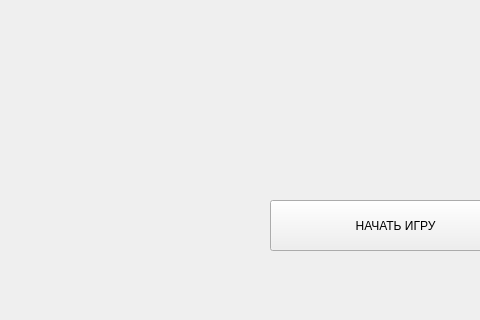
The window that Main.ui (DuaBerV/EchkerpFromKarpov) describes before a commit, drawn with Qt 5; both pictures show x 0 to 480 and y 280 to 600 of the 800 by 600 pixel window.
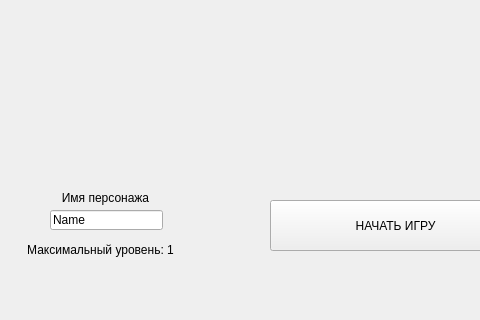
The same window after the commit. Icons and pictures are not drawn.

What changed in the file:
```diff
--- a/Main.ui
+++ b/Main.ui
@@ -72,6 +72,45 @@
      <string>&lt;html&gt;&lt;head/&gt;&lt;body&gt;&lt;p align=&quot;center&quot;&gt;Уровень&lt;/p&gt;&lt;/body&gt;&lt;/html&gt;</string>
     </property>
    </widget>
+   <widget class="QLineEdit" name="lineEdit_2">
+    <property name="geometry">
+     <rect>
+      <x>50</x>
+      <y>490</y>
+      <width>113</width>
+      <height>20</height>
+     </rect>
+    </property>
+    <property name="text">
+     <string>Name</string>
+    </property>
+   </widget>
+   <widget class="QLabel" name="label_3">
+    <property name="geometry">
+     <rect>
+      <x>50</x>
+      <y>470</y>
+      <width>111</width>
+      <height>16</height>
+     </rect>
+    </property>
+    <property name="text">
+     <string>&lt;html&gt;&lt;head/&gt;&lt;body&gt;&lt;p align=&quot;center&quot;&gt;Имя персонажа&lt;/p&gt;&lt;/body&gt;&lt;/html&gt;</string>
+    </property>
+   </widget>
+   <widget class="QLabel" name="label_4">
+    <property name="geometry">
+     <rect>
+      <x>20</x>
+      <y>520</y>
+      <width>161</width>
+      <height>21</height>
+     </rect>
+    </property>
+    <property name="text">
+     <string>&lt;html&gt;&lt;head/&gt;&lt;body&gt;&lt;p align=&quot;center&quot;&gt;Максимальный уровень: 1&lt;/p&gt;&lt;/body&gt;&lt;/html&gt;</string>
+    </property>
+   </widget>
   </widget>
   <widget class="QMenuBar" name="menubar">
    <property name="geometry">
```
